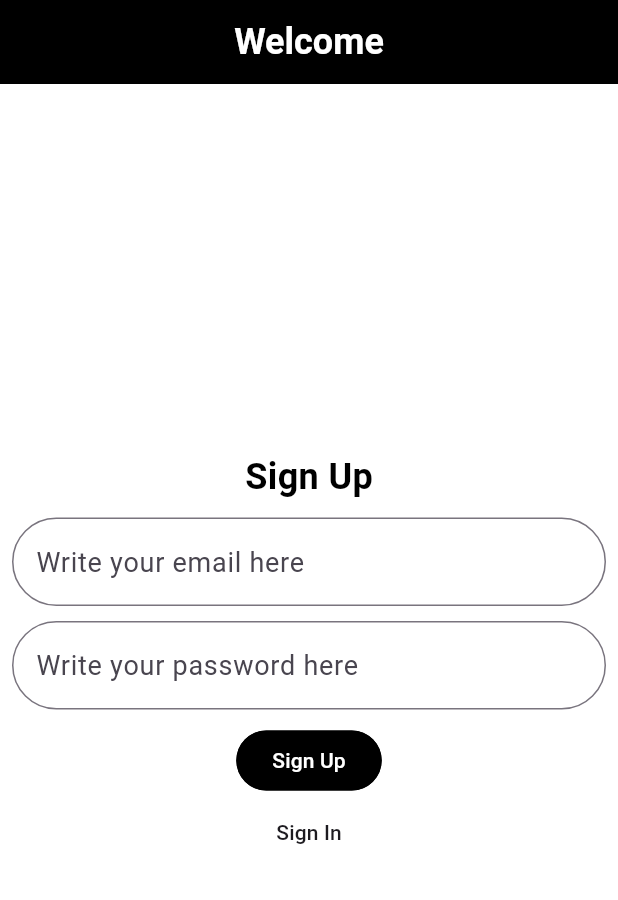
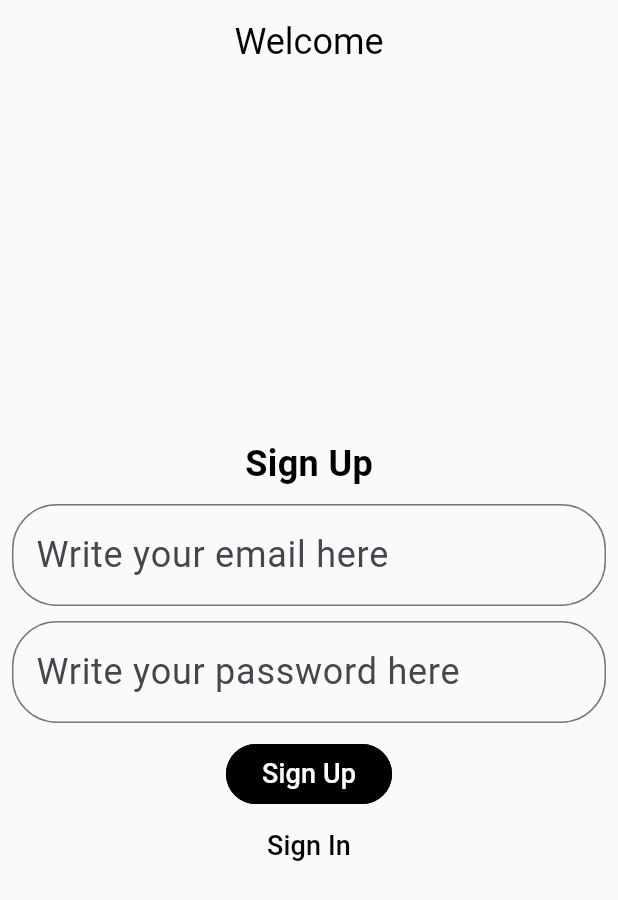
Before and after one commit to Rawezh-Tariq/todo_app, a Flutter app: the screen it shows after launch, on a phone screen of 412 x 824 dp. Shown: the top 900 px of the screen. Run offline on Flutter 3.47's test engine with Material 3 defaults, Android fonts, the phone set to English and light mode, and no system bars; our stand-ins replace flutter_riverpod, go_router, supabase_flutter; accounts and stored records are empty.

Commit message:
some styling.

```diff
--- a/lib/pages/add_todo_page.dart
+++ b/lib/pages/add_todo_page.dart
@@ -44,6 +44,7 @@ class _State extends ConsumerState<AddingTodo> {
           children: [
             const Padding(padding: EdgeInsets.all(16)),
             TextField(
+              autofocus: true,
               onTapOutside: (_) {
                 FocusScope.of(context).unfocus();
               },
--- a/lib/pages/edit_page.dart
+++ b/lib/pages/edit_page.dart
@@ -42,7 +42,7 @@ class _EditingPageState extends ConsumerState<EditingPage> {
           },
           icon: const Icon(Icons.arrow_back),
         ),
-        title: const Text('edit Your Todo'),
+        title: const Text('edit Page'),
         centerTitle: true,
       ),
       body: SingleChildScrollView(
--- a/lib/pages/home_page.dart
+++ b/lib/pages/home_page.dart
@@ -61,6 +61,7 @@ class _State extends ConsumerState<HomePage> {
             child: CircularProgressIndicator(color: Colors.black),
           ),
       },
+      floatingActionButtonLocation: FloatingActionButtonLocation.centerFloat,
       floatingActionButton: FloatingActionButton(
         onPressed: () {
           context.go('/addTodo');
--- a/lib/tools/theme.dart
+++ b/lib/tools/theme.dart
@@ -2,20 +2,21 @@ import 'package:flutter/material.dart';
 
 ThemeData myTheme = ThemeData(
   appBarTheme: const AppBarTheme(
-    backgroundColor: Colors.black,
-    iconTheme: IconThemeData(color: Colors.white),
+    backgroundColor: Color.fromARGB(255, 250, 250, 250),
+    surfaceTintColor: Color.fromARGB(255, 250, 250, 250),
+    iconTheme: IconThemeData(color: Colors.black),
     titleTextStyle: TextStyle(
-      color: Colors.white,
+      color: Colors.black,
       fontSize: 24,
-      fontWeight: FontWeight.bold,
     ),
     centerTitle: true,
   ),
-  scaffoldBackgroundColor: Colors.white,
+  scaffoldBackgroundColor: const Color.fromARGB(255, 250, 250, 250),
   textTheme: const TextTheme(
     titleLarge: TextStyle(
         color: Colors.black, fontSize: 24, fontWeight: FontWeight.bold),
-    bodyLarge: TextStyle(color: Colors.black, fontSize: 18),
+    bodyLarge: TextStyle(color: Colors.black, fontSize: 24),
+    bodySmall: TextStyle(color: Colors.black, fontSize: 18),
   ),
   listTileTheme: const ListTileThemeData(
     iconColor: Colors.black,
@@ -32,10 +33,10 @@ ThemeData myTheme = ThemeData(
   ),
   checkboxTheme: const CheckboxThemeData(
     checkColor: MaterialStatePropertyAll(Colors.white),
-    fillColor: MaterialStatePropertyAll(Colors.black),
+    fillColor: MaterialStatePropertyAll(Color.fromARGB(255, 245, 243, 243)),
     side: BorderSide(color: Colors.white),
+    shape: CircleBorder(),
   ),
-  dividerTheme: const DividerThemeData(color: Colors.black, thickness: 1),
   elevatedButtonTheme: const ElevatedButtonThemeData(
     style: ButtonStyle(
       backgroundColor: MaterialStatePropertyAll(Colors.black),
@@ -45,9 +46,20 @@ ThemeData myTheme = ThemeData(
       ),
     ),
   ),
-  floatingActionButtonTheme: const FloatingActionButtonThemeData(
+  cardTheme: CardTheme(
+    color: Colors.white,
+    shape: RoundedRectangleBorder(
+      borderRadius: BorderRadius.circular(50),
+    ),
+    surfaceTintColor: Colors.white,
+  ),
+  floatingActionButtonTheme: FloatingActionButtonThemeData(
     backgroundColor: Colors.black,
     foregroundColor: Colors.white,
-    iconSize: 24,
+    shape: RoundedRectangleBorder(
+      borderRadius: BorderRadius.circular(40),
+    ),
+    sizeConstraints: const BoxConstraints.expand(width: 70, height: 70),
+    iconSize: 34,
   ),
 );
--- a/pubspec.yaml
+++ b/pubspec.yaml
@@ -18,6 +18,7 @@ dependencies:
   uuid: ^4.2.2
   shared_preferences: ^2.2.2
   supabase_flutter: ^2.0.2
+  collection: ^1.18.0
 
 dev_dependencies:
   flutter_test:
```
Also changed, not shown: lib/pages/todo_page.dart (+19 -17 lines), lib/providers/todos_provider.dart (+3 -5 lines), lib/widgets/my_card.dart (added, +54 -0 lines), lib/widgets/todo_list_widget.dart (+7 -29 lines), pubspec.lock.
